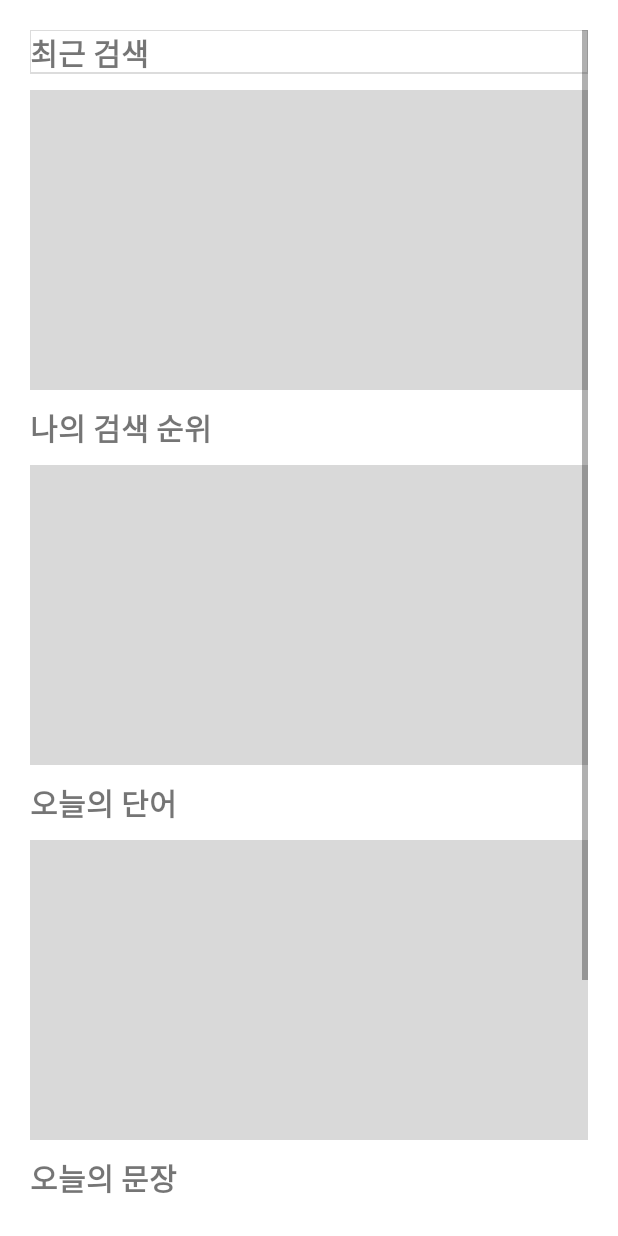
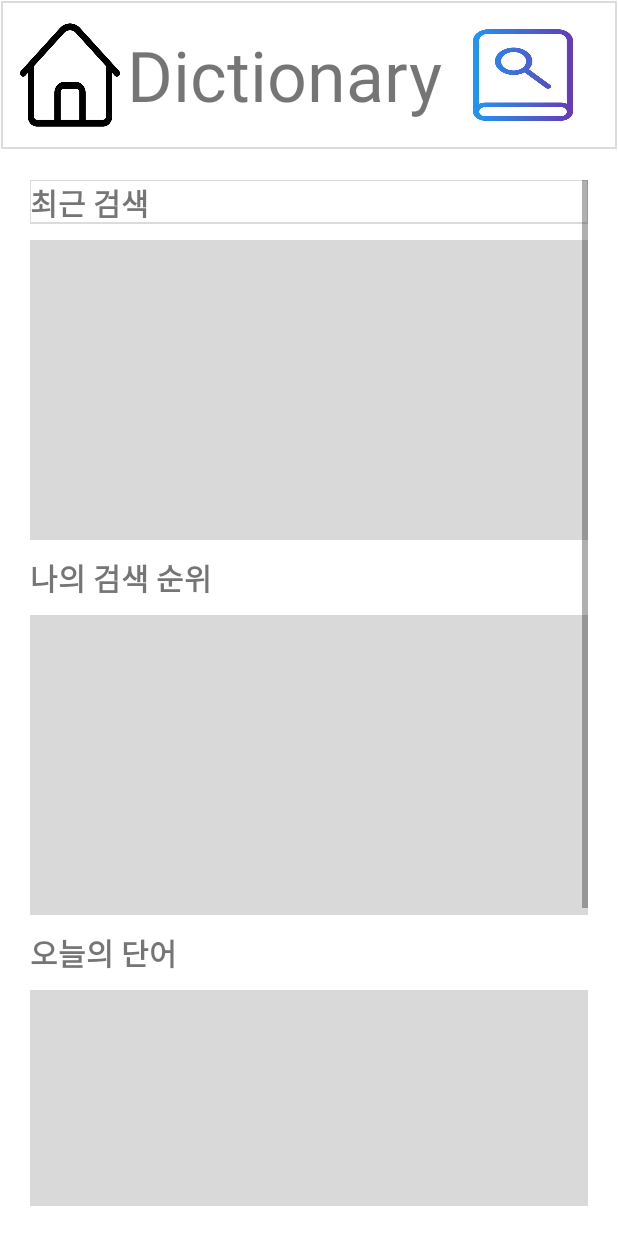
Before and after one commit to tjdwns4537/DictionaryAndroid, an Android app: the layout activity_my_list.xml on its own in the app's theme, with its tools: preview values and no code run, on a phone screen of 412 x 824 dp. Run offline under Robolectric (Android 15) with nearby library versions, the light colour scheme and no system bars.

Commit message:
feat: 버튼 클릭 이벤트 추가

```diff
--- a/app/src/main/res/layout/activity_main.xml
+++ b/app/src/main/res/layout/activity_main.xml
@@ -17,6 +17,7 @@
         >
 
         <ImageButton
+            android:id="@+id/home_btn"
             android:layout_width="100px"
             android:layout_height="wrap_content"
             android:background="@drawable/home"
@@ -33,6 +34,7 @@
             />
 
         <ImageButton
+            android:id="@+id/my_list_button"
             android:layout_width="150px"
             android:layout_height="wrap_content"
             android:background="@drawable/dictionary"
--- a/app/src/main/res/layout/my_list.xml
+++ b/app/src/main/res/layout/activity_my_list.xml
@@ -1,10 +1,48 @@
 <?xml version="1.0" encoding="utf-8"?>
 <LinearLayout
     xmlns:android="http://schemas.android.com/apk/res/android"
+    xmlns:app="http://schemas.android.com/apk/res-auto"
+    xmlns:tools="http://schemas.android.com/tools"
     android:layout_width="match_parent"
     android:layout_height="match_parent"
     android:orientation="vertical"
+    tools:context=".MyListActivity"
     >
+
+    <LinearLayout
+        android:layout_width="match_parent"
+        android:layout_height="150px"
+        android:orientation="horizontal"
+        android:padding="20px"
+        android:background="@drawable/border"
+        >
+
+        <ImageButton
+            android:id="@+id/home_btn"
+            android:layout_width="100px"
+            android:layout_height="wrap_content"
+            android:background="@drawable/home"
+            android:layout_gravity="top|left"/>
+
+        <TextView
+            android:layout_width="0px"
+            android:layout_height="match_parent"
+            android:layout_weight="1"
+            android:text="Dictionary"
+            android:textSize="70px"
+            android:textAlignment="center"
+            android:gravity="center"
+            />
+
+        <ImageButton
+            android:id="@+id/my_list_button"
+            android:layout_width="150px"
+            android:layout_height="wrap_content"
+            android:background="@drawable/dictionary"
+            android:layout_gravity="top|right"
+            />
+
+    </LinearLayout>
 
     <LinearLayout
         android:layout_width="match_parent"
```
Also changed, not shown: app/src/main/AndroidManifest.xml (+7 -0 lines), app/src/main/java/dictionary/dictionaryandroid/MainActivity.kt (+16 -0 lines), app/src/main/java/dictionary/dictionaryandroid/MyListActivity.kt (added, +34 -0 lines).
